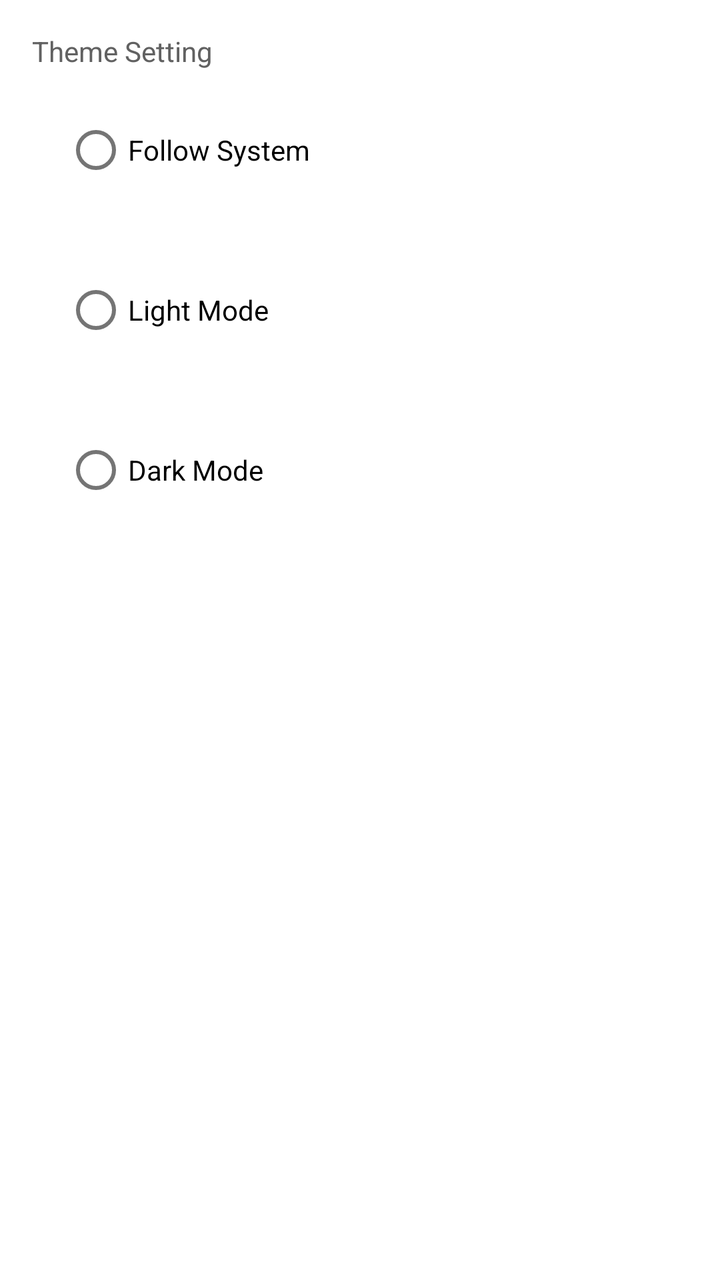
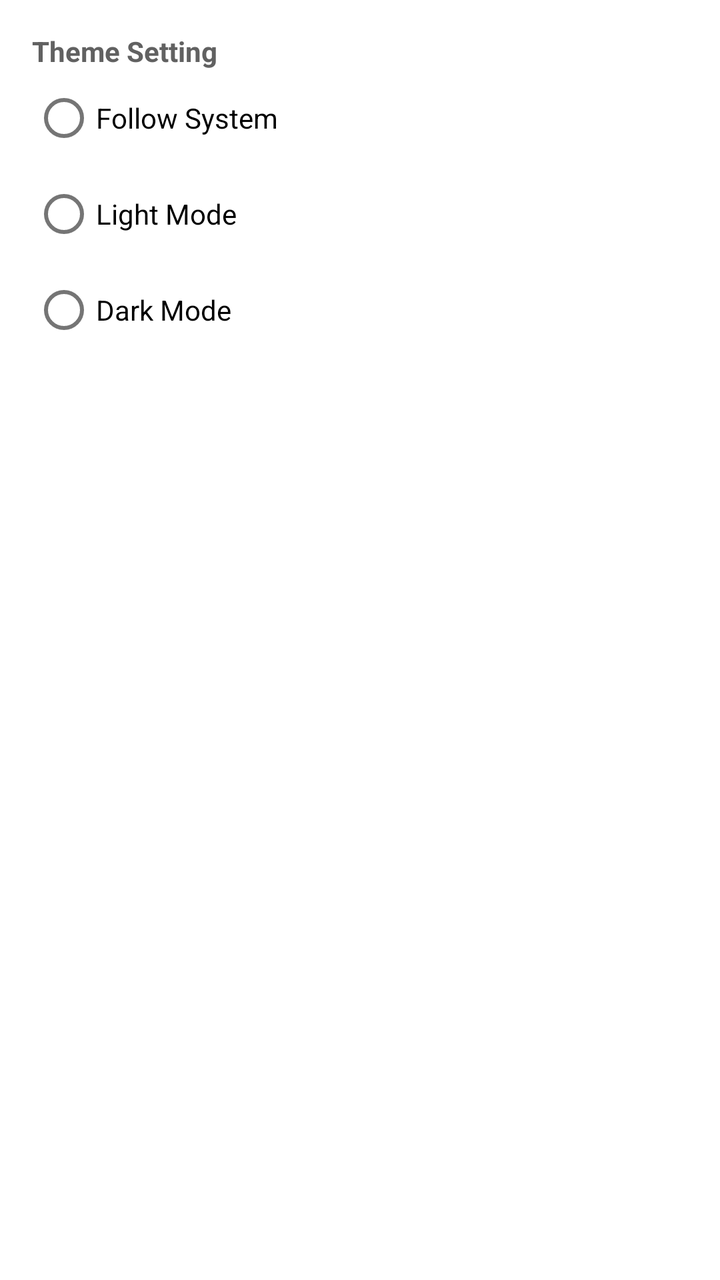

Two renders of the same Android screen: before a commit and after it. Below are the layout's source before the change and the commit's diff.
<!-- AndroidManifest.xml: another module's application theme Theme.Apersonalstuff -->
<!-- res/layout/menu_theme.xml -->
<?xml version="1.0" encoding="utf-8"?>
<androidx.appcompat.widget.LinearLayoutCompat xmlns:android="http://schemas.android.com/apk/res/android"
    android:layout_width="match_parent"
    android:layout_height="match_parent"
    android:orientation="vertical"
    android:padding="@dimen/text_margin">

    <com.google.android.material.textview.MaterialTextView
        android:layout_width="match_parent"
        android:layout_height="wrap_content"
        android:text="@string/theme_setting" />

    <RadioGroup
        android:id="@+id/radioGroup"
        android:layout_width="match_parent"
        android:layout_height="wrap_content">

        <com.google.android.material.radiobutton.MaterialRadioButton
            android:id="@+id/radio_system"
            android:layout_width="match_parent"
            android:layout_height="wrap_content"
            android:layout_margin="@dimen/text_margin"
            android:text="@string/follow_system" />

        <com.google.android.material.radiobutton.MaterialRadioButton
            android:id="@+id/radio_light"
            android:layout_width="match_parent"
            android:layout_height="wrap_content"
            android:layout_margin="@dimen/text_margin"
            android:text="@string/light_mode" />

        <com.google.android.material.radiobutton.MaterialRadioButton
            android:id="@+id/radio_dark"
            android:layout_width="match_parent"
            android:layout_height="wrap_content"
            android:layout_margin="@dimen/text_margin"
            android:text="@string/dark_mode" />
    </RadioGroup>
</androidx.appcompat.widget.LinearLayoutCompat>
<!-- resources referenced by this layout -->
<resources>
  <dimen name="text_margin">16dp</dimen>
  <string name="dark_mode">Dark Mode</string>
  <string name="follow_system">Follow System</string>
  <string name="light_mode">Light Mode</string>
  <string name="theme_setting">Theme Setting</string>
  <style name="Theme.Apersonalstuff" parent="Theme.MaterialComponents.DayNight.DarkActionBar">
          
          <item name="colorPrimary">@color/light_green_600</item>
          <item name="colorPrimaryVariant">@color/light_green_200</item>
          <item name="colorOnPrimary">@color/white</item>
          
          <item name="colorSecondary">@color/lime_600</item>
          <item name="colorSecondaryVariant">@color/green_600</item>
          <item name="colorOnSecondary">@color/black</item>
          
          <item name="android:statusBarColor">?attr/colorPrimaryVariant</item>
          
          <item name="android:textColor">@color/gray_700</item>
      </style>
  <color name="light_green_600">#7CB342</color>
  <color name="light_green_200">#C5E1A5</color>
  <color name="white">#FFFFFFFF</color>
  <color name="lime_600">#C0CA33</color>
  <color name="green_600">#43A047</color>
  <color name="black">#FF000000</color>
  <color name="gray_700">#616161</color>
</resources>

<!-- the commit's change to res/layout/menu_theme.xml (unified diff, before → after) -->
@@ -8,6 +8,7 @@
     <com.google.android.material.textview.MaterialTextView
         android:layout_width="match_parent"
         android:layout_height="wrap_content"
+        android:textStyle="bold"
         android:text="@string/theme_setting" />
 
     <RadioGroup
@@ -19,21 +20,18 @@
             android:id="@+id/radio_system"
             android:layout_width="match_parent"
             android:layout_height="wrap_content"
-            android:layout_margin="@dimen/text_margin"
             android:text="@string/follow_system" />
 
         <com.google.android.material.radiobutton.MaterialRadioButton
             android:id="@+id/radio_light"
             android:layout_width="match_parent"
             android:layout_height="wrap_content"
-            android:layout_margin="@dimen/text_margin"
             android:text="@string/light_mode" />
 
         <com.google.android.material.radiobutton.MaterialRadioButton
             android:id="@+id/radio_dark"
             android:layout_width="match_parent"
             android:layout_height="wrap_content"
-            android:layout_margin="@dimen/text_margin"
             android:text="@string/dark_mode" />
     </RadioGroup>
 </androidx.appcompat.widget.LinearLayoutCompat>
